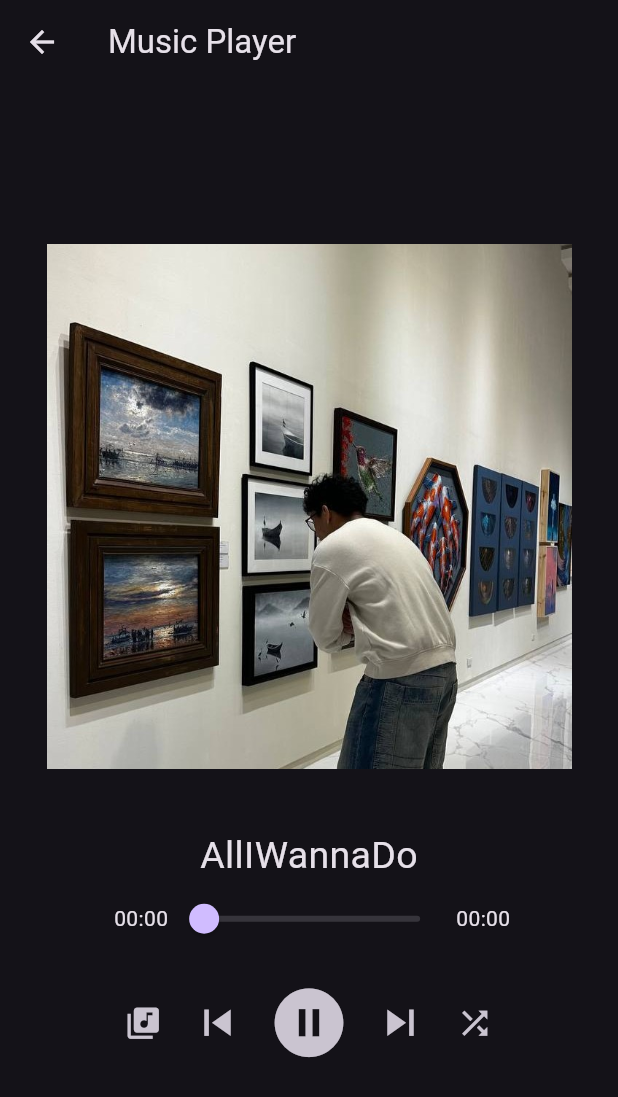
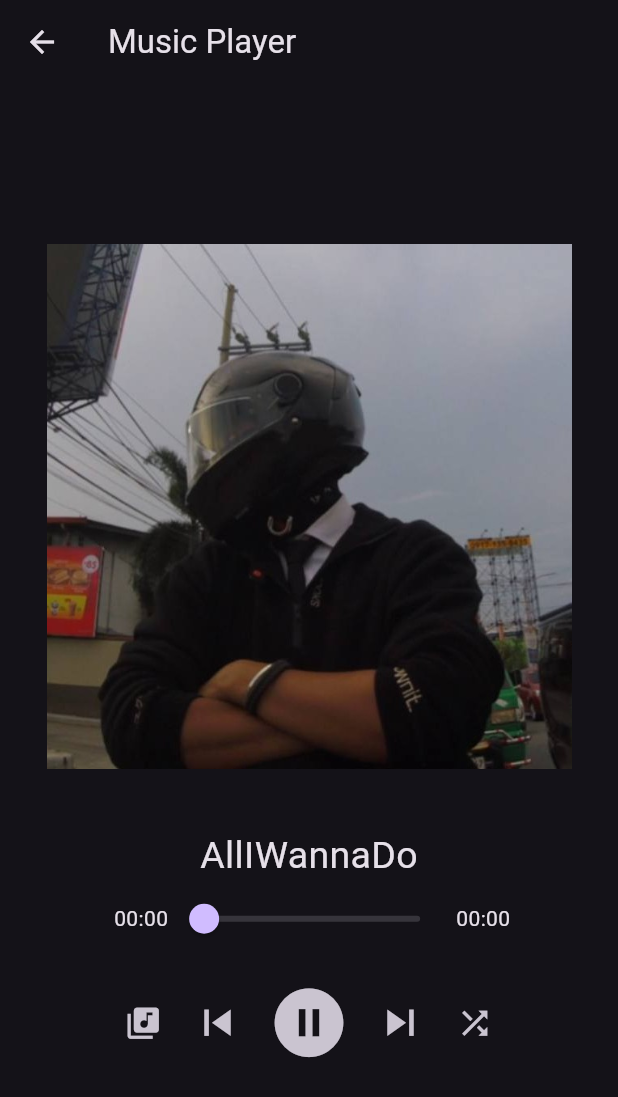
Before and after one commit to rainbowmole/app_development_w-_flutter, a Flutter app: the ActivityPage1 screen opened directly, item 2 of the bottom bar chosen, on a phone screen of 412 x 824 dp. Shown: the top 1097 px of the screen. Run offline on Flutter 3.47's test engine with Material 3 defaults, Android fonts, the phone set to English and light mode, and no system bars; our stand-ins replace audioplayers.

Commit message:
updated version of app dev

```diff
--- a/lib/pages/act1_page.dart
+++ b/lib/pages/act1_page.dart
@@ -44,6 +44,7 @@ class _YourMusicPlayer extends State<ActivityPage1>{
     "assets/cover/8.jpg",
     "assets/cover/9.jpg",
     "assets/cover/10.jpg",
+    "assets/cover/11.jpg",
   ];
 
   Future<void> _playSong(int index) async {
```
Also changed, not shown: assets/cover/9.jpg.
